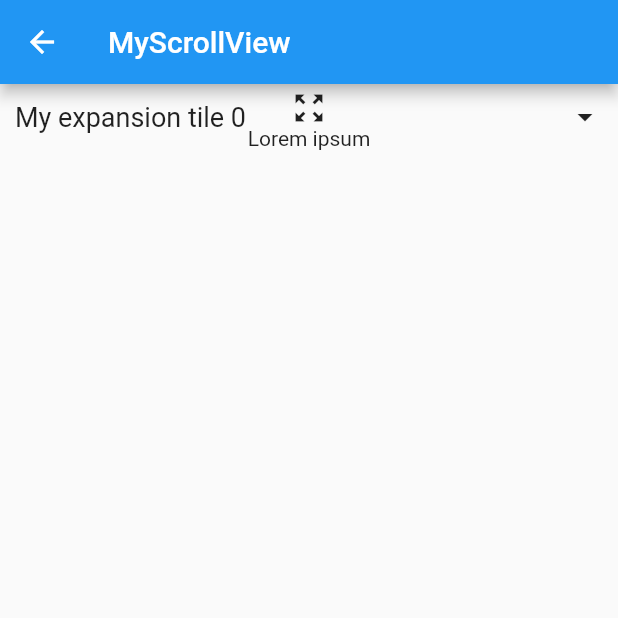
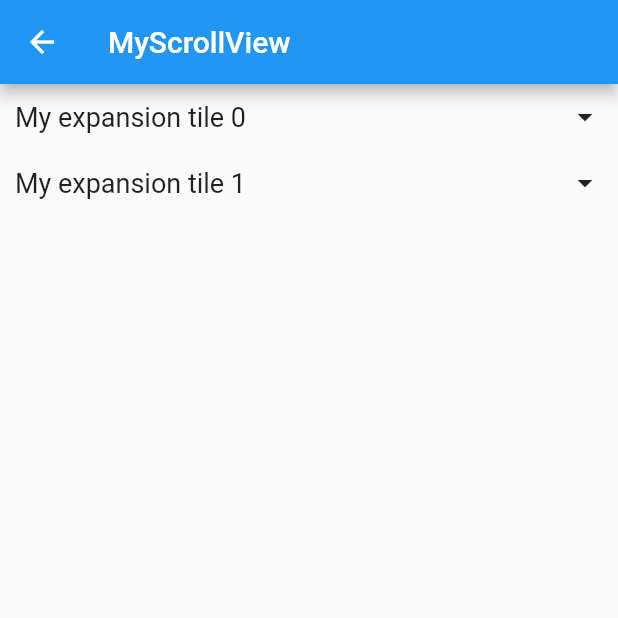
Before and after one commit to CYH05/animations, a Flutter app: the ImplicitExpansionTile screen opened directly, on a phone screen of 412 x 824 dp, the top half of it. Run offline on Flutter 3.47's test engine with Material 2 defaults, Android fonts, the phone set to English and light mode, and no system bars.

Commit message:
TileList with implicit animination

```diff
--- a/lib/implicits/expansion_tile.dart
+++ b/lib/implicits/expansion_tile.dart
@@ -1,5 +1,4 @@
 import 'package:flutter/material.dart';
-import 'dart:math';
 
 class ImplicitExpansionTile extends StatefulWidget {
   const ImplicitExpansionTile({Key? key}) : super(key: key);
@@ -9,13 +8,22 @@ class ImplicitExpansionTile extends StatefulWidget {
 }
 
 class _ImplicitExpansionTileState extends State<ImplicitExpansionTile> {
-  bool _expanded = false;
-  double _rotation = .0;
+  bool _expanded1 = false;
+  bool _expanded2 = false;
+  double _rotation1 = .0;
+  double _rotation2 = .0;
 
-  void _rotate() {
+  void _rotateFirst() {
     setState(() {
-      _rotation += 1.0 / 2.0;
-      _expanded = !_expanded;
+      _rotation1 += 1.0 / 2.0;
+      _expanded1 = !_expanded1;
+    });
+  }
+
+  void _rotateSecond() {
+    setState(() {
+      _rotation2 += 1.0 / 2.0;
+      _expanded2 = !_expanded2;
     });
   }
 
@@ -27,7 +35,7 @@ class _ImplicitExpansionTileState extends State<ImplicitExpansionTile> {
       ),
       body: Column(children: [
         GestureDetector(
-          onTap: () => _rotate(),
+          onTap: () => _rotateFirst(),
           child: Column(
             children: [
               Row(
@@ -43,23 +51,66 @@ class _ImplicitExpansionTileState extends State<ImplicitExpansionTile> {
                   Padding(
                     padding: const EdgeInsets.all(10),
                     child: AnimatedRotation(
-                      turns: _rotation,
+                      turns: _rotation1,
                       duration: const Duration(milliseconds: 100),
                       child: const Icon(Icons.arrow_drop_down),
                     ),
                   ),
                 ],
               ),
-              AnimatedAlign(
-                alignment:
-                    _expanded ? Alignment.topCenter : Alignment.bottomCenter,
-                duration: Duration(seconds: 1),
-                heightFactor: 0,
-                child: Column(
-                  children: [
-                    Icon(Icons.zoom_out_map_outlined),
-                    Text("Lorem ipsum"),
-                  ],
+              ClipRect(
+                child: AnimatedAlign(
+                  alignment:
+                      _expanded1 ? Alignment.topCenter : Alignment.bottomCenter,
+                  duration: Duration(milliseconds: 500),
+                  heightFactor: _expanded1 ? 1 : 0,
+                  child: Column(
+                    children: const [
+                      Icon(Icons.zoom_out_map_outlined),
+                      Text("Lorem ipsum"),
+                    ],
+                  ),
+                ),
+              ),
+            ],
+          ),
+        ),
+        GestureDetector(
+          onTap: () => _rotateSecond(),
+          child: Column(
+            children: [
+              Row(
+                mainAxisAlignment: MainAxisAlignment.spaceBetween,
+                children: [
+                  const Padding(
+                    padding: EdgeInsets.all(10),
+                    child: Text(
+                      "My expansion tile 1",
+                      style: TextStyle(fontSize: 18),
+                    ),
+                  ),
+                  Padding(
+                    padding: const EdgeInsets.all(10),
+                    child: AnimatedRotation(
+                      turns: _rotation2,
+                      duration: const Duration(milliseconds: 100),
+                      child: const Icon(Icons.arrow_drop_down),
+                    ),
+                  ),
+                ],
+              ),
+              ClipRect(
+                child: AnimatedAlign(
+                  alignment:
+                      _expanded2 ? Alignment.topCenter : Alignment.bottomCenter,
+                  duration: Duration(milliseconds: 500),
+                  heightFactor: _expanded2 ? 1 : 0,
+                  child: Column(
+                    children: const [
+                      Icon(Icons.zoom_out_map_outlined),
+                      Text("Lorem ipsum"),
+                    ],
+                  ),
                 ),
               ),
             ],
```
Also changed, not shown: lib/home_page.dart (+42 -49 lines).
